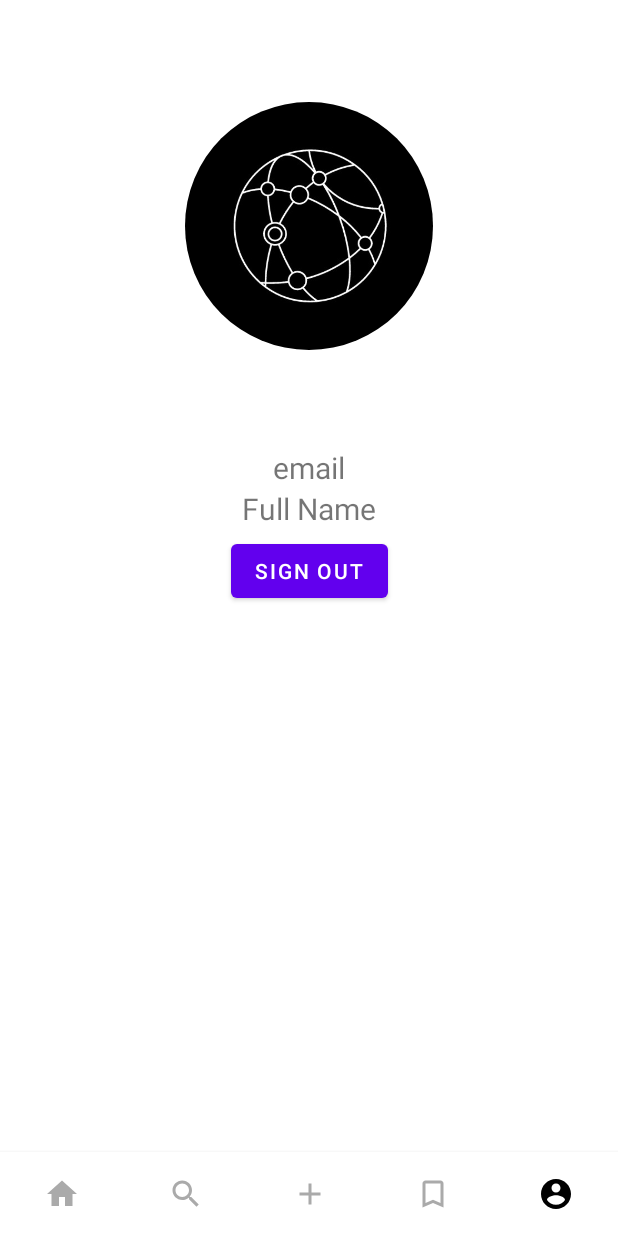
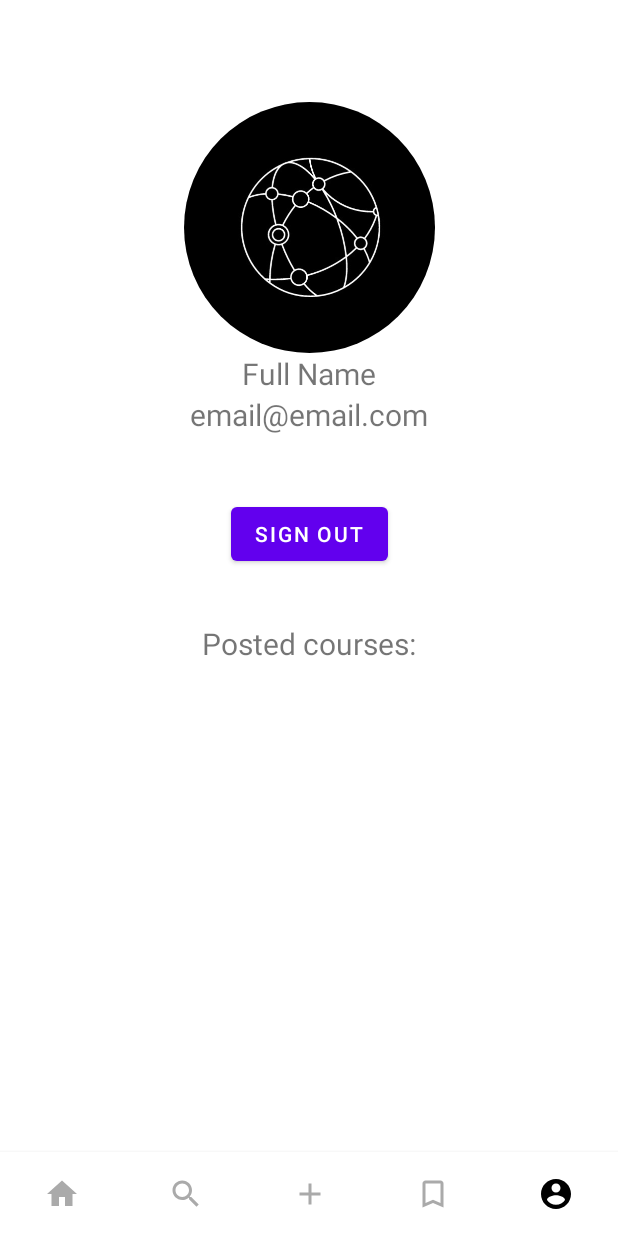
Before and after one commit to dutaci28/Memorizor, an Android app: the screen it shows after launch once a user with an empty profile is signed in (MainActivity), item 5 of the bottom bar chosen, on a phone screen of 412 x 824 dp. Run offline under Robolectric (Android 15) with nearby library versions, the phone set to English and light mode, and no system bars; our stand-ins replace CircleImageView, Firebase (no records; nobody signed in at launch, a user with empty details on screens opened directly), Picasso.

Commit message:
various changes #2

```diff
--- a/app/src/main/java/com/example/memorizor/Adapter/CourseAdapter.java
+++ b/app/src/main/java/com/example/memorizor/Adapter/CourseAdapter.java
@@ -2,6 +2,9 @@ package com.example.memorizor.Adapter;
 
 import android.content.Context;
 import android.content.Intent;
+import android.graphics.Color;
+import android.graphics.PorterDuff;
+import android.graphics.drawable.LayerDrawable;
 import android.view.LayoutInflater;
 import android.view.View;
 import android.view.ViewGroup;
@@ -84,6 +87,9 @@ public class CourseAdapter extends RecyclerView.Adapter<CourseAdapter.ViewHolder
 
         Course course = mCourses.get(position);
 
+
+        LayerDrawable stars = (LayerDrawable) holder.ratingBar.getProgressDrawable();
+        stars.getDrawable(2).setColorFilter(Color.GRAY, PorterDuff.Mode.SRC_ATOP);
         Query query2 = FirebaseDatabase.getInstance().getReference().child("Ratings")
                 .orderByChild("courseId").startAt(course.getCourseId()).endAt(course.getCourseId() + "\uf8ff");
 
--- a/app/src/main/java/com/example/memorizor/CourseActivity.java
+++ b/app/src/main/java/com/example/memorizor/CourseActivity.java
@@ -6,6 +6,9 @@ import androidx.recyclerview.widget.LinearLayoutManager;
 import androidx.recyclerview.widget.RecyclerView;
 
 import android.graphics.Bitmap;
+import android.graphics.Color;
+import android.graphics.PorterDuff;
+import android.graphics.drawable.LayerDrawable;
 import android.media.MediaMetadataRetriever;
 import android.media.ThumbnailUtils;
 import android.net.Uri;
--- a/app/src/main/java/com/example/memorizor/Fragments/AccountFragment.java
+++ b/app/src/main/java/com/example/memorizor/Fragments/AccountFragment.java
@@ -9,6 +9,8 @@ import android.os.Bundle;
 
 import androidx.annotation.NonNull;
 import androidx.fragment.app.Fragment;
+import androidx.recyclerview.widget.LinearLayoutManager;
+import androidx.recyclerview.widget.RecyclerView;
 
 import android.view.LayoutInflater;
 import android.view.View;
@@ -18,6 +20,8 @@ import android.widget.Button;
 import android.widget.TextView;
 import android.widget.Toast;
 
+import com.example.memorizor.Adapter.CourseAdapter;
+import com.example.memorizor.Model.Course;
 import com.example.memorizor.Model.User;
 import com.example.memorizor.R;
 import com.example.memorizor.StartActivity;
@@ -35,7 +39,9 @@ import com.google.firebase.storage.FirebaseStorage;
 import com.google.firebase.storage.StorageReference;
 import com.squareup.picasso.Picasso;
 
+import java.util.ArrayList;
 import java.util.HashMap;
+import java.util.List;
 
 import de.hdodenhof.circleimageview.CircleImageView;
 
@@ -46,6 +52,11 @@ public class AccountFragment extends Fragment {
     private TextView email;
     private TextView fullname;
     private Button signout;
+
+    private RecyclerView rv_courses_account;
+    private List<String> accountCourses = new ArrayList<>();
+    private List<Course> mCourses = new ArrayList<>();
+    private CourseAdapter courseAdapter;
 
     private User currentUser;
 
@@ -61,6 +72,16 @@ public class AccountFragment extends Fragment {
         signout = view.findViewById(R.id.btn_signout);
 
         readUser();
+
+        rv_courses_account = view.findViewById(R.id.rv_courses_account);
+        rv_courses_account.setHasFixedSize(true);
+        rv_courses_account.setLayoutManager(new LinearLayoutManager(getContext()));
+
+        mCourses = new ArrayList<>();
+        courseAdapter = new CourseAdapter(getContext(), mCourses, true);
+        rv_courses_account.setAdapter(courseAdapter);
+
+        populateAccountCourses();
 
         profileImage.setOnClickListener(new View.OnClickListener() {
             @Override
@@ -162,4 +183,39 @@ public class AccountFragment extends Fragment {
             });
         }
     }
+
+    private void populateAccountCourses(){
+        FirebaseDatabase.getInstance().getReference().child("Courses").orderByChild("publisher").startAt(FirebaseAuth.getInstance().getCurrentUser().getUid()).endAt(FirebaseAuth.getInstance().getCurrentUser().getUid() + "\uf8ff").addValueEventListener(new ValueEventListener() {
+            @Override
+            public void onDataChange(@NonNull DataSnapshot snapshot) {
+                accountCourses.clear();
+                for(DataSnapshot snap : snapshot.getChildren()){
+                    accountCourses.add(snap.getKey());
+                }
+            }
+            @Override
+            public void onCancelled(@NonNull DatabaseError error) {
+            }
+        });
+
+        DatabaseReference reference = FirebaseDatabase.getInstance().getReference().child("Courses");
+        reference.addValueEventListener(new ValueEventListener() {
+            @Override
+            public void onDataChange(@NonNull DataSnapshot snapshot) {
+                mCourses.clear();
+                for (DataSnapshot snap : snapshot.getChildren()) {
+                    for(String s : accountCourses){
+                        Course course = snap.getValue(Course.class);
+                        if(course.getCourseId().equals(s)){
+                            mCourses.add(course);
+                        }
+                    }
+                }
+                courseAdapter.notifyDataSetChanged();
+            }
+            @Override
+            public void onCancelled(@NonNull DatabaseError error) {
+            }
+        });
+    }
 }
--- a/app/src/main/res/layout/activity_start.xml
+++ b/app/src/main/res/layout/activity_start.xml
@@ -5,8 +5,7 @@
     android:orientation="vertical"
     android:gravity="center"
     android:layout_width="match_parent"
-    android:layout_height="match_parent"
-    tools:context=".RegisterActivity">
+    android:layout_height="match_parent">
 
     <ImageView
         android:id="@+id/imageView"
--- a/app/src/main/res/layout/fragment_account.xml
+++ b/app/src/main/res/layout/fragment_account.xml
@@ -11,29 +11,28 @@
     android:padding="10dp"
     >
 
-
     <de.hdodenhof.circleimageview.CircleImageView
         android:id="@+id/image_profile"
-        android:layout_width="188dp"
-        android:layout_height="165dp"
+        android:layout_width="171dp"
+        android:layout_height="167dp"
         android:src="@drawable/icon"
-        app:layout_constraintVertical_bias="0.1"
         app:layout_constraintBottom_toBottomOf="parent"
         app:layout_constraintEnd_toEndOf="parent"
         app:layout_constraintStart_toStartOf="parent"
-        app:layout_constraintTop_toTopOf="parent" />
+        app:layout_constraintTop_toTopOf="parent"
+        app:layout_constraintVertical_bias="0.1" />
 
     <TextView
         android:id="@+id/tv_email"
         android:layout_width="wrap_content"
         android:layout_height="wrap_content"
-        android:text="email"
+        android:text="email@email.com"
         android:textSize="20dp"
-        app:layout_constraintVertical_bias="0.4"
         app:layout_constraintBottom_toBottomOf="parent"
         app:layout_constraintEnd_toEndOf="parent"
         app:layout_constraintStart_toStartOf="parent"
-        app:layout_constraintTop_toTopOf="parent" />
+        app:layout_constraintTop_toBottomOf="@+id/tv_fullname"
+        app:layout_constraintVertical_bias="0" />
 
     <TextView
         android:id="@+id/tv_fullname"
@@ -44,20 +43,55 @@
         app:layout_constraintBottom_toBottomOf="parent"
         app:layout_constraintEnd_toEndOf="parent"
         app:layout_constraintStart_toStartOf="parent"
-        app:layout_constraintTop_toBottomOf="@+id/tv_email"
+        app:layout_constraintTop_toBottomOf="@+id/image_profile"
         app:layout_constraintVertical_bias="0" />
 
     <Button
         android:id="@+id/btn_signout"
         android:layout_width="wrap_content"
         android:layout_height="wrap_content"
-        android:layout_marginTop="4dp"
         android:text="Sign out"
-        app:layout_constraintVertical_bias="0"
         app:layout_constraintBottom_toBottomOf="parent"
         app:layout_constraintEnd_toEndOf="parent"
         app:layout_constraintStart_toStartOf="parent"
-        app:layout_constraintTop_toBottomOf="@+id/tv_fullname" />
+        app:layout_constraintTop_toBottomOf="@+id/tv_email"
+        app:layout_constraintVertical_bias="0.1" />
+
+    <TextView
+        android:id="@+id/textView"
+        android:layout_width="wrap_content"
+        android:layout_height="wrap_content"
+        app:layout_constraintVertical_bias="0.1"
+        android:text="Posted courses:"
+        android:textSize="20dp"
+        app:layout_constraintBottom_toBottomOf="parent"
+        app:layout_constraintEnd_toEndOf="parent"
+        app:layout_constraintStart_toStartOf="parent"
+        app:layout_constraintTop_toBottomOf="@+id/btn_signout" />
+
+    <ScrollView
+        android:layout_width="match_parent"
+        android:layout_height="0dp"
+        android:layout_weight="1"
+        app:layout_constraintBottom_toBottomOf="parent"
+        app:layout_constraintTop_toBottomOf="@+id/textView"
+        tools:layout_editor_absoluteX="10dp" >
+
+        <androidx.recyclerview.widget.RecyclerView
+            android:id="@+id/rv_courses_account"
+            android:layout_width="wrap_content"
+            android:layout_height="wrap_content"
+            android:layout_gravity="center_horizontal"
+            app:layout_constraintBottom_toBottomOf="parent"
+            app:layout_constraintEnd_toEndOf="parent"
+            app:layout_constraintStart_toStartOf="parent"
+            app:layout_constraintTop_toBottomOf="@+id/textView" />
+
+    </ScrollView>
+
+
+
+
 
 </androidx.constraintlayout.widget.ConstraintLayout>
 
```
Also changed, not shown: app/src/main/res/layout/activity_course.xml (+16 -11 lines), app/src/main/res/layout/course_item.xml (+15 -13 lines), app/src/main/res/layout/fragment_bookmarks.xml (+18 -6 lines), app/src/main/res/layout/fragment_search.xml (+16 -6 lines).
